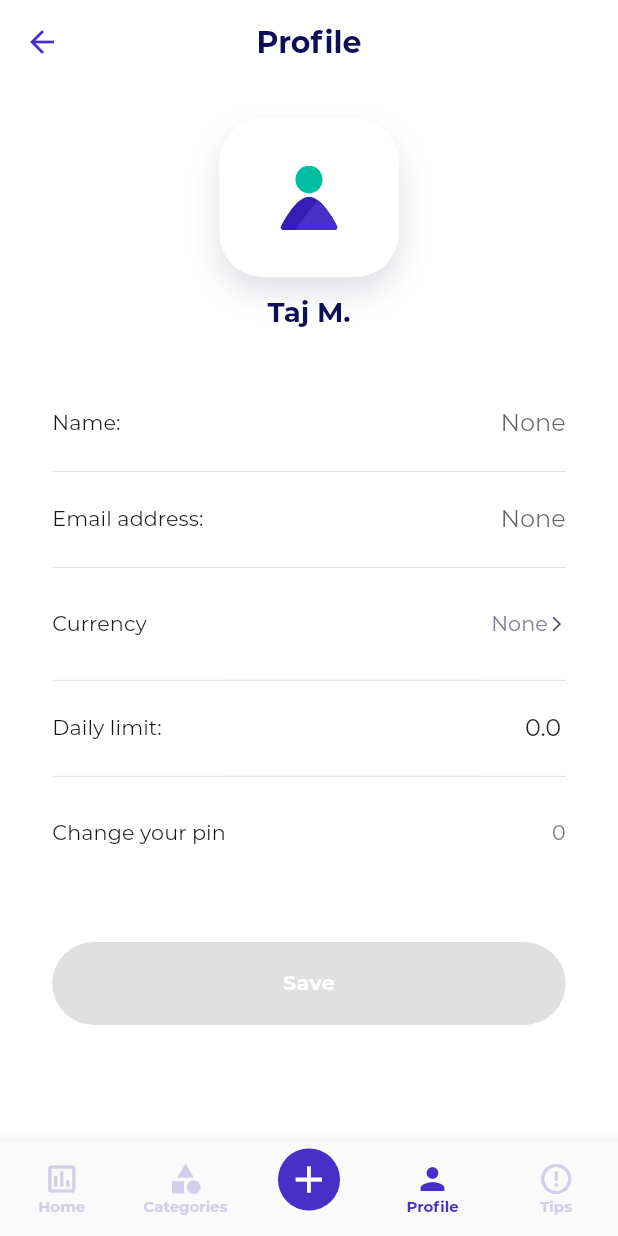
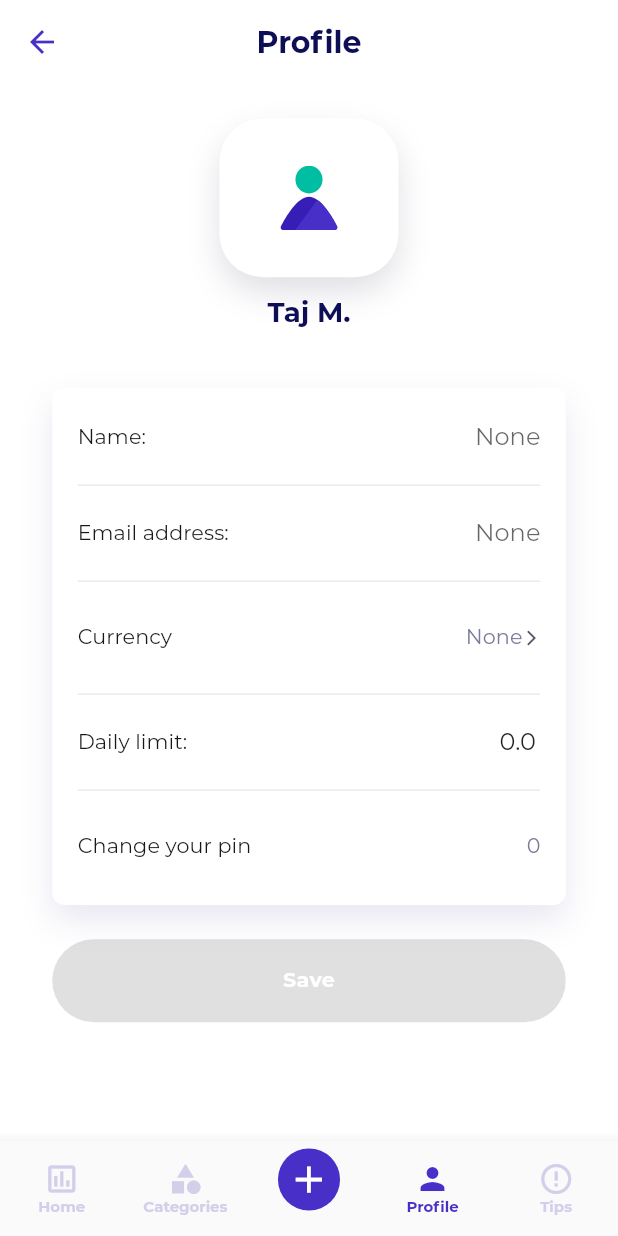
Before and after one commit to FreeBird27798/budget_planner, a Flutter app: the MainScreen screen opened by its route, item 4 of the bottom bar chosen, on a phone screen of 412 x 824 dp. Run offline on Flutter 3.47's test engine with Material 2 defaults, Android fonts, the phone set to English and light mode, and no system bars; our stand-ins replace flutter_svg, get, percent_indicator, shared_preferences, sqflite; accounts and stored records are empty; generated files the repository leaves out were written again; statements that could not run were skipped; project files that could hold a hidden picture were left out.

Commit message:
UI Updates and Some Code Improving & Refactoring

```diff
--- a/lib/screens/app_main/main_screen.dart
+++ b/lib/screens/app_main/main_screen.dart
@@ -1,8 +1,6 @@
 import 'package:budget_planner/getx_controllers/action_getx_controller.dart';
 import 'package:budget_planner/getx_controllers/bn_getx_controller.dart';
 import 'package:budget_planner/getx_controllers/category_getx_controller.dart';
-import 'package:budget_planner/getx_controllers/currency_getx_controller.dart';
-import 'package:budget_planner/getx_controllers/user_getx_controller.dart';
 import 'package:budget_planner/utils/app_colors.dart';
 import 'package:budget_planner/utils/size_config.dart';
 import 'package:budget_planner/widgets/add_action_button.dart';
@@ -20,24 +18,17 @@ class MainScreen extends StatefulWidget {
 class _MainScreenState extends State<MainScreen> {
   String _title = '';
 
-  //
-  UsersGetxController usersGetxController = Get.put(UsersGetxController());
 
-  CategoryGetxController categoryGetxController =
-      Get.put(CategoryGetxController());
-
-  ActionGetxController actionGetxController = Get.put(ActionGetxController());
+  CategoryGetxController _categoryGetxController = Get.put(CategoryGetxController());
+  ActionGetxController _actionGetxController = Get.put(ActionGetxController());
 
   @override
   void initState() {
     super.initState();
-
-    // setTitle(0);
   }
 
   @override
   Widget build(BuildContext context) {
-    SizeConfig().designWidth(4.14).designHeight(8.96).init(context);
     return GetX(
       init: BnGetxController(),
       builder: (BnGetxController controller) {
--- a/lib/screens/bottom_navigation/add_action_screen.dart
+++ b/lib/screens/bottom_navigation/add_action_screen.dart
@@ -185,11 +185,11 @@ class _AddActionScreenState extends State<AddActionScreen> with Helpers {
                   height: SizeConfig().scaleHeight(11),
                 ),
                 Container(
+                  margin: EdgeInsets.only(bottom: SizeConfig().scaleHeight(31)),
                   padding: EdgeInsets.symmetric(
                     horizontal: SizeConfig().scaleWidth(14),
                   ),
                   height: SizeConfig().scaleHeight(112),
-                  margin: EdgeInsets.only(bottom: SizeConfig().scaleHeight(31)),
                   decoration: BoxDecoration(
                     color: Colors.white,
                     borderRadius: BorderRadius.circular(8),
@@ -215,9 +215,6 @@ class _AddActionScreenState extends State<AddActionScreen> with Helpers {
                       hintStyle: TextStyle(color: AppColors.SEARCH_HINT_COLOR),
                     ),
                   ),
-                ),
-                SizedBox(
-                  height: SizeConfig().scaleHeight(30),
                 ),
                 BudgetAppElevatedButton(
                   text: AppLocalizations.of(context)!.add,
--- a/lib/screens/bottom_navigation/home/home_screen.dart
+++ b/lib/screens/bottom_navigation/home/home_screen.dart
@@ -4,12 +4,10 @@ import 'package:budget_planner/utils/app_colors.dart';
 import 'package:budget_planner/utils/size_config.dart';
 import 'package:budget_planner/widgets/action_item.dart';
 import 'package:budget_planner/widgets/actions_date_text.dart';
-import 'package:budget_planner/widgets/actions_list.dart';
 import 'package:budget_planner/widgets/budget_app_elevated_button.dart';
 import 'package:budget_planner/widgets/budget_app_text.dart';
 import 'package:budget_planner/widgets/circular_progress_info.dart';
 import 'package:budget_planner/widgets/empty_data_widget.dart';
-import 'package:budget_planner/widgets/sub_title_text.dart';
 import 'package:flutter/material.dart';
 import 'package:get/get.dart';
 import 'package:percent_indicator/circular_percent_indicator.dart';
@@ -90,6 +88,7 @@ class _HomeScreenState extends State<HomeScreen> {
               child: Container(
                 padding: EdgeInsetsDirectional.only(
                   top: SizeConfig().scaleHeight(19),
+                  bottom: SizeConfig().scaleHeight(27),
                   start: SizeConfig().scaleWidth(12),
                   end: SizeConfig().scaleWidth(12),
                 ),
@@ -194,6 +193,4 @@ class _HomeScreenState extends State<HomeScreen> {
   void navigateToActionsDetailsScreen() {
     Navigator.pushNamed(context, '/action_details_screen');
   }
-
-
 }
--- a/lib/screens/bottom_navigation/profile_screen.dart
+++ b/lib/screens/bottom_navigation/profile_screen.dart
@@ -3,6 +3,7 @@ import 'package:budget_planner/getx_controllers/user_getx_controller.dart';
 import 'package:budget_planner/models/currency.dart';
 import 'package:budget_planner/models/user.dart';
 import 'package:budget_planner/preferences/app_pref_controller.dart';
+import 'package:budget_planner/utils/app_colors.dart';
 import 'package:budget_planner/utils/size_config.dart';
 import 'package:budget_planner/widgets/budget_app_elevated_button.dart';
 import 'package:budget_planner/widgets/card_with_logo.dart';
@@ -79,7 +80,24 @@ class _ProfileScreenState extends State<ProfileScreen> {
           SizedBox(
             height: SizeConfig().scaleHeight(43),
           ),
-          Column(
+          Container(
+            margin: EdgeInsets.only(bottom: SizeConfig().scaleHeight(25)),
+            padding: EdgeInsets.symmetric(
+              horizontal: SizeConfig().scaleWidth(17),
+              vertical: SizeConfig().scaleHeight(10),
+            ),
+            decoration: BoxDecoration(
+                color: Colors.white,
+                borderRadius: BorderRadius.circular(8),
+                boxShadow: [
+                  BoxShadow(
+                    color: AppColors.EX_IN_BOX_SHADOW_COLOR,
+                    blurRadius: 18,
+                    spreadRadius: 0,
+                    offset: Offset(0, 10),
+                  )
+                ]),
+            child: Column(
               children: [
                 // AppLocalizations.of(context)!.none
                 RowTextField(
@@ -99,7 +117,8 @@ class _ProfileScreenState extends State<ProfileScreen> {
                 Divider(),
                 RowField(
                   title: AppLocalizations.of(context)!.currency,
-                value: _currency?.nameEn ?? AppLocalizations.of(context)!.none,
+                  value:
+                      _currency?.nameEn ?? AppLocalizations.of(context)!.none,
                   onTap: () => navigateToCurrencyScreen(),
                   iconData: Icons.arrow_forward_ios,
                 ),
@@ -119,9 +138,8 @@ class _ProfileScreenState extends State<ProfileScreen> {
                     onTap: () => navigateToPinCodeScreen()),
               ],
             ),
-          SizedBox(
-            height: SizeConfig().scaleHeight(47),
           ),
+
           BudgetAppElevatedButton(
             text: AppLocalizations.of(context)!.save,
             onPressed: () async => performUpdateProfile(),
@@ -200,7 +218,8 @@ class _ProfileScreenState extends State<ProfileScreen> {
       user.email = _emailTextController.text;
     }
     print('APP PREF EMAIL : ${AppPrefController().user.email}');
-    print('EMAIL_TEXT_EDITOR_CONTROLLER EMAIL : ${AppPrefController().user.email}');
+    print(
+        'EMAIL_TEXT_EDITOR_CONTROLLER EMAIL : ${AppPrefController().user.email}');
     print('User EMAIL : ${AppPrefController().user.email}');
     user.pin = int.parse(_pinCode);
     user.dayLimit = double.parse(_dailyLimitTextController.text);
```
Also changed, not shown: lib/screens/auth/login_screen.dart (+46 -40 lines), lib/screens/bottom_navigation/home/settings_screen.dart (+16 -6 lines), lib/screens/bottom_navigation/tips_screen.dart (+30 -14 lines), lib/screens/launch_screen.dart (+4 -14 lines), lib/widgets/default_textfield_container.dart (+8 -6 lines). Lines whose indentation alone changed are shown as unchanged.
